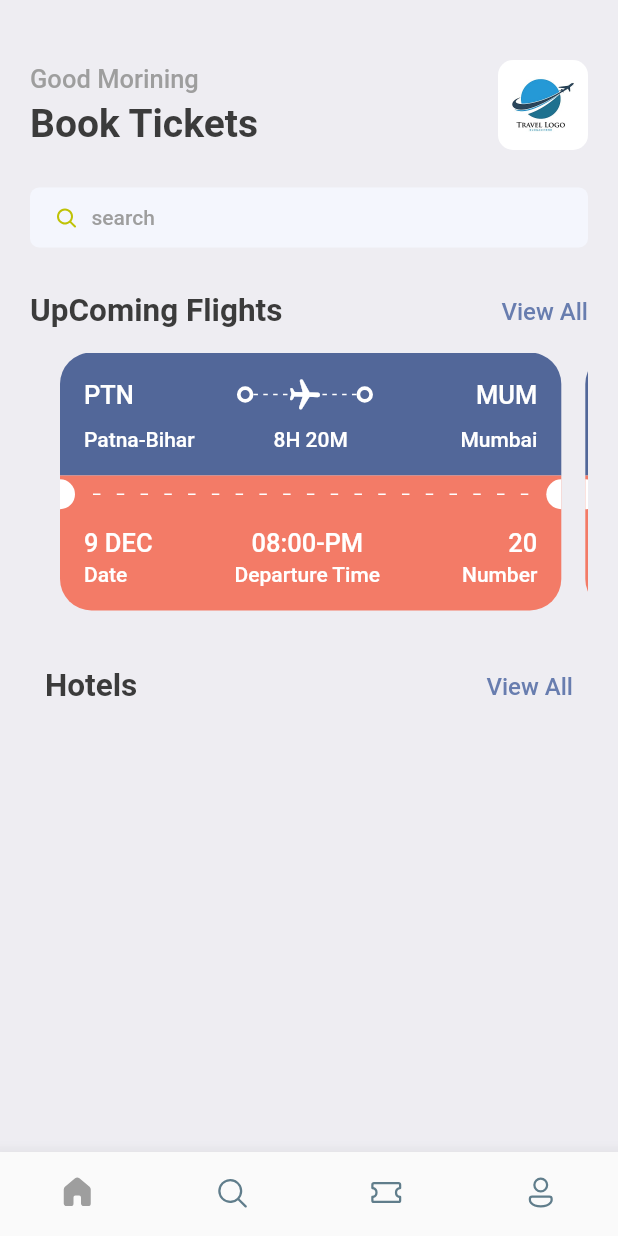
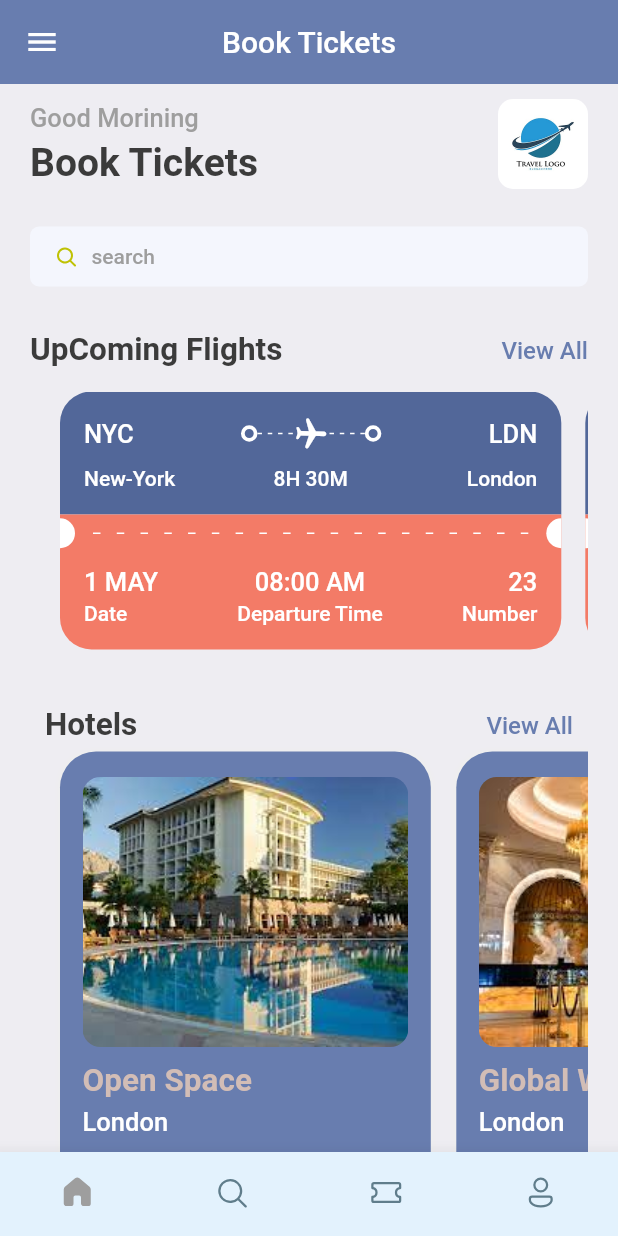
Before and after one commit to CodeWithDilshad/Book_tickets, a Flutter app: the screen it shows after launch, on a phone screen of 412 x 824 dp. Run offline on Flutter 3.47's test engine with Material 2 defaults, Android fonts, the phone set to English and light mode, and no system bars; our stand-ins replace fluentui_icons.

Commit message:
The work of Home Page is done

```diff
--- a/lib/Screens/Bottom_bar.dart
+++ b/lib/Screens/Bottom_bar.dart
@@ -38,6 +38,7 @@ class _MyBottomBarState extends State<MyBottomBar> {
         child: _widgetOptions[selectedIndex],
       ),
       bottomNavigationBar: BottomNavigationBar(
+        backgroundColor: Colors.blue[50],
         currentIndex: selectedIndex,
         onTap: _tappedIndex,
         elevation: 10,
--- a/lib/Screens/Home_screen.dart
+++ b/lib/Screens/Home_screen.dart
@@ -1,6 +1,8 @@
 // ignore_for_file: prefer_const_constructors, prefer_const_literals_to_create_immutables
 
+import 'package:book_tickets/Screens/hotel_screen.dart';
 import 'package:book_tickets/Screens/tickets_view.dart';
+import 'package:book_tickets/utils/app_info_list.dart';
 import 'package:book_tickets/utils/app_styles.dart';
 import 'package:fluentui_icons/fluentui_icons.dart';
 import 'package:flutter/material.dart';
@@ -16,6 +18,12 @@ class _MyHomeScreenState extends State<MyHomeScreen> {
   @override
   Widget build(BuildContext context) {
     return Scaffold(
+      appBar: AppBar(
+        elevation: 0.0,
+        title: Text("Book Tickets"),
+        centerTitle: true,
+      ),
+      drawer: Drawer(),
       backgroundColor: Style.bgColor,
       body: ListView(
         children: [
@@ -24,7 +32,7 @@ class _MyHomeScreenState extends State<MyHomeScreen> {
             child: Column(
               children: [
                 SizedBox(
-                  height: 40,
+                  height: 10,
                 ),
                 Row(
                   mainAxisAlignment: MainAxisAlignment.spaceBetween,
@@ -117,13 +125,13 @@ class _MyHomeScreenState extends State<MyHomeScreen> {
                   padding: EdgeInsets.only(left: 20),
                   scrollDirection: Axis.horizontal,
                   child: Row(
-                    children: [
-                      TicketsView(),
-                      TicketsView(),
-                      TicketsView(),
-                      TicketsView(),
-                      TicketsView(),
-                    ],
+                    children:ticketList
+                        .map(
+                          (singleTicket) => TicketsView(
+                            tickets: singleTicket,
+                          ),
+                        )
+                        .toList(),
                   ),
                 ),
                 SizedBox(
@@ -149,7 +157,20 @@ class _MyHomeScreenState extends State<MyHomeScreen> {
                       )
                     ],
                   ),
-                )
+                ),
+                SingleChildScrollView(
+                  padding: EdgeInsets.only(left: 20),
+                  scrollDirection: Axis.horizontal,
+                  child: Row(
+                    children: hotelList
+                        .map(
+                          (singleHotel) => HotelScreen(
+                            hotel: singleHotel,
+                          ),
+                        )
+                        .toList(),
+                  ),
+                ),
               ],
             ),
           )
--- a/lib/Screens/hotel_screen.dart
+++ b/lib/Screens/hotel_screen.dart
@@ -0,0 +1,75 @@
+// ignore_for_file: prefer_const_constructors
+
+import 'package:book_tickets/utils/app_layout.dart';
+import 'package:book_tickets/utils/app_styles.dart';
+import 'package:flutter/material.dart';
+
+class HotelScreen extends StatelessWidget {
+  final Map<String, dynamic> hotel;
+  const HotelScreen({super.key, required this.hotel});
+
+  @override
+  Widget build(BuildContext context) {
+    final size = AppLayout.getsize(context);
+    return Container(
+      padding: EdgeInsets.symmetric(horizontal: 15, vertical: 17),
+      margin: EdgeInsets.only(right: 17, top: 5),
+      width: size.width * 0.6,
+      height: 350,
+      decoration: BoxDecoration(
+        color: Style.primaryColor,
+        borderRadius: BorderRadius.circular(24),
+        boxShadow: [
+          BoxShadow(
+            color: Colors.grey.shade200,
+            blurRadius: 2,
+            spreadRadius: 1,
+          ),
+        ],
+      ),
+      child: Column(
+        crossAxisAlignment: CrossAxisAlignment.start,
+        children: [
+          Container(
+            height: 180,
+            decoration: BoxDecoration(
+              borderRadius: BorderRadius.circular(12),
+              color: Style.primaryColor,
+              image: DecorationImage(
+                fit: BoxFit.cover,
+                image: AssetImage("assets/images/${hotel['image']}"),
+              ),
+            ),
+          ),
+          SizedBox(
+            height: 10,
+          ),
+          Text(
+            "${hotel['place']}",
+            style: Style.headlineStyle2.copyWith(
+              color: Style.kakiColor,
+            ),
+          ),
+          SizedBox(
+            height: 5,
+          ),
+          Text(
+            "${hotel['destination']}",
+            style: Style.headlineStyle3.copyWith(
+              color: Colors.white,
+            ),
+          ),
+          SizedBox(
+            height: 8,
+          ),
+          Text(
+            "\$${hotel['price']}/night",
+            style: Style.headlineStyle1.copyWith(
+              color: Style.kakiColor,
+            ),
+          )
+        ],
+      ),
+    );
+  }
+}
--- a/lib/Screens/tickets_view.dart
+++ b/lib/Screens/tickets_view.dart
@@ -8,7 +8,8 @@ import 'package:book_tickets/widgets/thickContainer.dart';
 import 'package:flutter/material.dart';
 
 class TicketsView extends StatelessWidget {
-  const TicketsView({super.key});
+  final Map<String, dynamic> tickets;
+  const TicketsView({super.key, required this.tickets});
 
   @override
   Widget build(BuildContext context) {
@@ -37,7 +38,7 @@ class TicketsView extends StatelessWidget {
                     // mainAxisAlignment: MainAxisAlignment. ,
                     children: [
                       Text(
-                        "PTN",
+                        "${tickets['from']['code']}",
                         style:
                             Style.headlineStyle3.copyWith(color: Colors.white),
                       ),
@@ -89,7 +90,7 @@ class TicketsView extends StatelessWidget {
                       ThickContainer(),
                       Expanded(child: Container()),
                       Text(
-                        "MUM",
+                        "${tickets['to']['code']}",
                         style:
                             Style.headlineStyle3.copyWith(color: Colors.white),
                       )
@@ -104,14 +105,14 @@ class TicketsView extends StatelessWidget {
                       SizedBox(
                         width: 100,
                         child: Text(
-                          "Patna-Bihar",
+                          "${tickets['from']['name']}",
                           style: Style.headlineStyle4.copyWith(
                             color: Colors.white,
                           ),
                         ),
                       ),
                       Text(
-                        "8H 20M",
+                        "${tickets['flying_time']}",
                         style: Style.headlineStyle4.copyWith(
                           color: Colors.white,
                         ),
@@ -119,7 +120,7 @@ class TicketsView extends StatelessWidget {
                       SizedBox(
                         width: 100,
                         child: Text(
-                          "Mumbai",
+                          "${tickets['to']['name']}",
                           textAlign: TextAlign.end,
                           style: Style.headlineStyle4.copyWith(
                             color: Colors.white,
@@ -217,7 +218,7 @@ class TicketsView extends StatelessWidget {
                           crossAxisAlignment: CrossAxisAlignment.start,
                           children: [
                             Text(
-                              "9 DEC",
+                              "${tickets['date']}",
                               style: Style.headlineStyle3
                                   .copyWith(color: Colors.white),
                             ),
@@ -235,7 +236,7 @@ class TicketsView extends StatelessWidget {
                           crossAxisAlignment: CrossAxisAlignment.center,
                           children: [
                             Text(
-                              "08:00-PM",
+                              "${tickets['departure_time']}",
                               style: Style.headlineStyle3
                                   .copyWith(color: Colors.white),
                             ),
@@ -253,7 +254,7 @@ class TicketsView extends StatelessWidget {
                           crossAxisAlignment: CrossAxisAlignment.end,
                           children: [
                             Text(
-                              "20",
+                              "${tickets['number']}",
                               style: Style.headlineStyle3
                                   .copyWith(color: Colors.white),
                             ),
--- /dev/null
+++ b/lib/colors.dart
@@ -0,0 +1,21 @@
+import 'package:flutter/material.dart';
+
+class CustomSwatch extends MaterialColor {
+  CustomSwatch(int primary, Map<int, Color> swatch) : super(primary, swatch);
+
+  static const int _customPrimaryValue = 0xFF687daf;
+
+  static const MaterialColor customSwatch =
+      MaterialColor(_customPrimaryValue, <int, Color>{
+    50: Color(0xFFE0FFE0),
+    100: Color(0xFFB0FFB0),
+    200: Color(0xFF80FF80),
+    300: Color(0xFF50FF50),
+    400: Color(0xFF20FF20),
+    500: Color(_customPrimaryValue),
+    600: Color(0xFF00CC00),
+    700: Color(0xFF009900),
+    800: Color(0xFF006600),
+    900: Color(0xFF003300),
+  });
+}
--- a/lib/main.dart
+++ b/lib/main.dart
@@ -1,5 +1,6 @@
 // ignore_for_file: prefer_const_constructors
 
+import 'package:book_tickets/colors.dart';
 import 'package:book_tickets/utils/app_styles.dart';
 import 'package:flutter/material.dart';
 import 'package:book_tickets/Screens/Bottom_bar.dart';
@@ -17,7 +18,7 @@ class MyApp extends StatelessWidget {
       debugShowCheckedModeBanner: false,
       theme: ThemeData(
         primaryColor: primary,
-        primarySwatch: Colors.pink,
+        primarySwatch: CustomSwatch.customSwatch,
       ),
       home: MyBottomBar(),
     );
--- /dev/null
+++ b/lib/utils/app_info_list.dart
@@ -0,0 +1,75 @@
+List<Map<String, dynamic>> hotelList = [
+  {
+    'image': 'one.jpeg',
+    'place': 'Open Space',
+    'destination': 'London',
+    'price': 25
+  },
+  {
+    'image': 'two.jpeg',
+    'place': 'Global Will',
+    'destination': 'London',
+    'price': 40
+  },
+  {
+    'image': 'three.jpeg',
+    'place': 'Tallest Building',
+    'destination': 'Dubai',
+    'price': 68
+  },
+  {
+    'image': 'four.jpeg',
+    'place': 'Open Space',
+    'destination': 'London',
+    'price': 25
+  },
+  {
+    'image': 'five.jpeg',
+    'place': 'Global Will',
+    'destination': 'London',
+    'price': 40
+  },
+];
+
+List<Map<String, dynamic>> ticketList = [
+  {
+    'from': {'code': "NYC", 'name': "New-York"},
+    'to': {'code': "LDN", 'name': "London"},
+    'flying_time': '8H 30M',
+    'date': "1 MAY",
+    'departure_time': "08:00 AM",
+    "number": 23
+  },
+  {
+    'from': {'code': "DK", 'name': "Dhaka"},
+    'to': {'code': "SH", 'name': "Shanghai"},
+    'flying_time': '4H 20M',
+    'date': "10 MAY",
+    'departure_time': "09:00 AM",
+    "number": 45
+  },
+  {
+    'from': {'code': "NYC", 'name': "New-York"},
+    'to': {'code': "LDN", 'name': "London"},
+    'flying_time': '8H 30M',
+    'date': "1 MAY",
+    'departure_time': "08:00 AM",
+    "number": 23
+  },
+  {
+    'from': {'code': "DK", 'name': "Dhaka"},
+    'to': {'code': "SH", 'name': "Shanghai"},
+    'flying_time': '4H 20M',
+    'date': "10 MAY",
+    'departure_time': "09:00 AM",
+    "number": 45
+  },
+  {
+    'from': {'code': "NYC", 'name': "New-York"},
+    'to': {'code': "LDN", 'name': "London"},
+    'flying_time': '8H 30M',
+    'date': "1 MAY",
+    'departure_time': "08:00 AM",
+    "number": 23
+  },
+];
--- a/lib/utils/app_styles.dart
+++ b/lib/utils/app_styles.dart
@@ -9,6 +9,7 @@ class Style {
   static Color textColor = Color(0xFF3b3b3b);
   static Color bgColor = Color(0xFFeeedf2);
   static Color orangeColor = Color(0xFFF37B67);
+  static Color kakiColor = Color(0xFFd2bdb6);
   static TextStyle textStyle = TextStyle(
     fontSize: 16,
     color: textColor,
```
Also changed, not shown: assets/images/five.jpeg (added), assets/images/four.jpeg (added), assets/images/one.jpeg (added), assets/images/three.jpeg (added), assets/images/two.jpeg (added).
